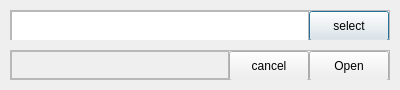
The window that editor/opendialog.ui (ErrrOrrr503/4_sem) describes before a commit, drawn with Qt 5.
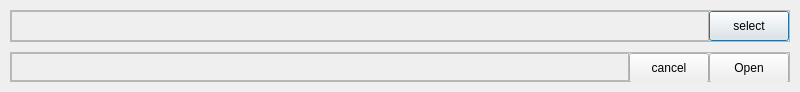
The same window after the commit.

```diff
--- a/editor/opendialog.ui
+++ b/editor/opendialog.ui
@@ -6,8 +6,8 @@
    <rect>
     <x>0</x>
     <y>0</y>
-    <width>400</width>
-    <height>90</height>
+    <width>800</width>
+    <height>92</height>
    </rect>
   </property>
   <property name="sizePolicy">
@@ -72,18 +72,12 @@
        <number>0</number>
       </property>
       <item>
-       <widget class="QPlainTextEdit" name="filename">
-        <property name="minimumSize">
-         <size>
-          <width>0</width>
-          <height>30</height>
-         </size>
+       <widget class="QFrame" name="frame_filename">
+        <property name="frameShape">
+         <enum>QFrame::StyledPanel</enum>
         </property>
-        <property name="maximumSize">
-         <size>
-          <width>16777215</width>
-          <height>30</height>
-         </size>
+        <property name="frameShadow">
+         <enum>QFrame::Raised</enum>
         </property>
        </widget>
       </item>
```
